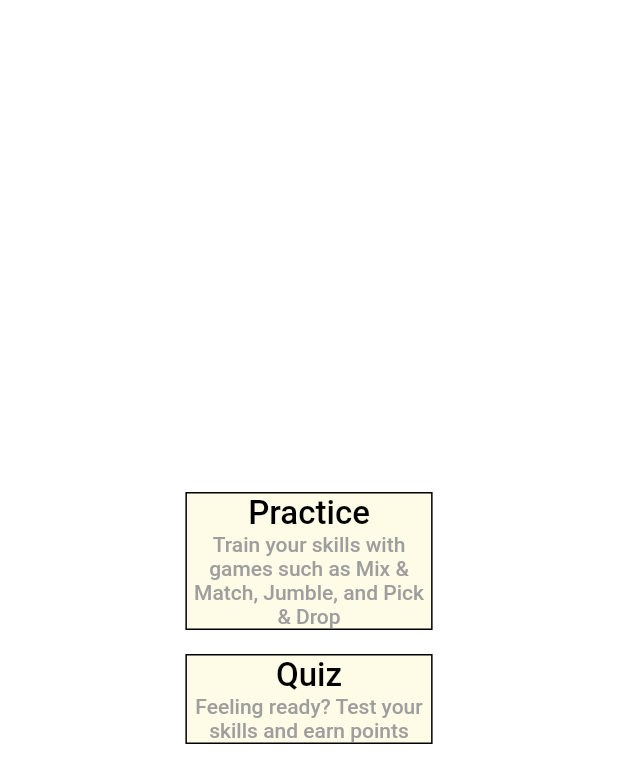
After one commit to febrian430/N5-Kanji-Alt-Flutter, a Flutter app: the StartSelect screen opened directly, on a phone screen of 412 x 824 dp. The commit adds this screen. Shown: the top 783 px of the screen. Run offline on Flutter 3.47's test engine with Material 2 defaults, Android fonts, the phone set to English and light mode, and no system bars; missing offline and left inert: dart:ffi.

Commit message:
select button and start menu

```diff
--- /dev/null
+++ b/lib/color_hex.dart
@@ -0,0 +1,19 @@
+import 'package:flutter/cupertino.dart';
+import 'package:flutter/material.dart';
+
+extension HexColor on Color {
+  /// String is in the format "aabbcc" or "ffaabbcc" with an optional leading "#".
+  static Color fromHex(String hexString) {
+    final buffer = StringBuffer();
+    if (hexString.length == 6 || hexString.length == 7) buffer.write('ff');
+    buffer.write(hexString.replaceFirst('#', ''));
+    return Color(int.parse(buffer.toString(), radix: 16));
+  }
+
+  /// Prefixes a hash sign if [leadingHashSign] is set to `true` (default is `true`).
+  String toHex({bool leadingHashSign = true}) => '${leadingHashSign ? '#' : ''}'
+      '${alpha.toRadixString(16).padLeft(2, '0')}'
+      '${red.toRadixString(16).padLeft(2, '0')}'
+      '${green.toRadixString(16).padLeft(2, '0')}'
+      '${blue.toRadixString(16).padLeft(2, '0')}';
+}
--- /dev/null
+++ b/lib/components/buttons/select_button.dart
@@ -0,0 +1,82 @@
+import 'package:flutter/cupertino.dart';
+import 'package:flutter/material.dart';
+import 'package:kanji_memory_hint/color_hex.dart';
+import 'package:kanji_memory_hint/components/buttons/material_state_button.dart';
+import 'package:kanji_memory_hint/theme.dart';
+
+class SelectButton extends StatelessWidget {
+  final String title;
+  final String? description;
+  final String route;
+  final dynamic? routeArguments;
+
+  SelectButton({Key? key, required this.title, this.description, required this.route, this.routeArguments}) : super(key: key) {
+    _buttonColor = HexColor.fromHex(AppButtonTheme.buttonColor);
+    _titleTextColor = Colors.black;
+    _descTextColor = Colors.grey;
+  }
+
+  static const double _titleFontSize = 22;
+  static const double _descFontSize = 14;
+
+  late Color _buttonColor;
+  late Color _titleTextColor;
+  late Color _descTextColor;
+
+  Widget _withDescription(BuildContext context) {
+    return Container(
+      child: Column(
+        children: [
+          Center(
+            child: Text(
+              title,
+              style: TextStyle(
+                fontSize: _titleFontSize,
+                color: _titleTextColor
+              ),
+            ),
+          ),
+          Center(
+            child: Text(
+              description!,
+              textAlign: TextAlign.center,
+              style: TextStyle(
+                color: _descTextColor,
+                fontSize: _descFontSize,
+              ),
+            )
+          )
+        ],
+      ),
+    );
+  }
+
+  @override
+  Widget build(BuildContext context) {
+    final Color buttonColor = HexColor.fromHex(AppButtonTheme.buttonColor);
+
+    final size = MediaQuery.of(context).size;
+
+    Widget child = Center(child: Text(title));
+    if(description != null) {
+      child = _withDescription(context);
+    }
+
+    return TextButton(
+      onPressed: () {
+        Navigator.pushNamed(context, route, arguments: routeArguments);
+      },
+      child: Container(
+        child: child,
+        width: size.width*0.4,
+        decoration: BoxDecoration(
+          border: Border.all(
+            width: 1
+          ),
+          color: buttonColor,
+        ),
+      )
+    );
+  }
+
+}
--- a/lib/menu_screens/game_select.dart
+++ b/lib/menu_screens/game_select.dart
@@ -67,17 +67,6 @@ class GameSelect extends StatelessWidget {
                   child: const Text('Jumble'),
                 ),
               ),
-              Center(
-                child: ElevatedButton(
-                  // Within the `Home` widget
-                  onPressed: () {
-                    // Navigate to the second screen using a named route.
-                    Navigator.pushNamed(context, ModeSelect.route,
-                    arguments: PracticeGameArguments(selectedGame: Quiz.route));
-                  },
-                  child: const Text('Quiz'),
-                ),
-              ),
             ]
           )
       )
--- /dev/null
+++ b/lib/menu_screens/start_select.dart
@@ -0,0 +1,45 @@
+import 'package:flutter/cupertino.dart';
+import 'package:flutter/material.dart';
+import 'package:kanji_memory_hint/components/buttons/select_button.dart';
+import 'package:kanji_memory_hint/const.dart';
+import 'package:kanji_memory_hint/jumble/game.dart';
+import 'package:kanji_memory_hint/menu_screens/chapter_select.dart';
+import 'package:kanji_memory_hint/menu_screens/game_select.dart';
+import 'package:kanji_memory_hint/menu_screens/mode_select.dart';
+import 'package:kanji_memory_hint/mix-match/game.dart';
+import 'package:kanji_memory_hint/pick-drop/game.dart';
+import 'package:kanji_memory_hint/quiz/quiz.dart';
+import 'package:kanji_memory_hint/route_param.dart';
+
+class StartSelect extends StatelessWidget {
+
+  static const route = '/start-select';
+  @override
+  Widget build(BuildContext context) {
+
+    return Scaffold(
+      body: SafeArea(
+        child: Column(
+            mainAxisAlignment: MainAxisAlignment.center,
+            children: [
+              Center(
+                child: SelectButton(
+                  title: "Practice",
+                  route: GameSelect.route,
+                  description: "Train your skills with games such as Mix & Match, Jumble, and Pick & Drop",
+                )
+              ),
+              Center(
+                child: SelectButton(
+                  title: "Quiz",
+                  route: ModeSelect.route,
+                  routeArguments: PracticeGameArguments(selectedGame: Quiz.route),
+                  description: "Feeling ready? Test your skills and earn points"
+                ),
+              ),
+            ]
+          )
+      )
+    );
+  }
+}
--- /dev/null
+++ b/lib/theme.dart
@@ -0,0 +1,4 @@
+class AppButtonTheme {
+  static const String buttonColor = "fefbe7";
+  static const String buttonOutline = "3f3f3f";
+}
```
